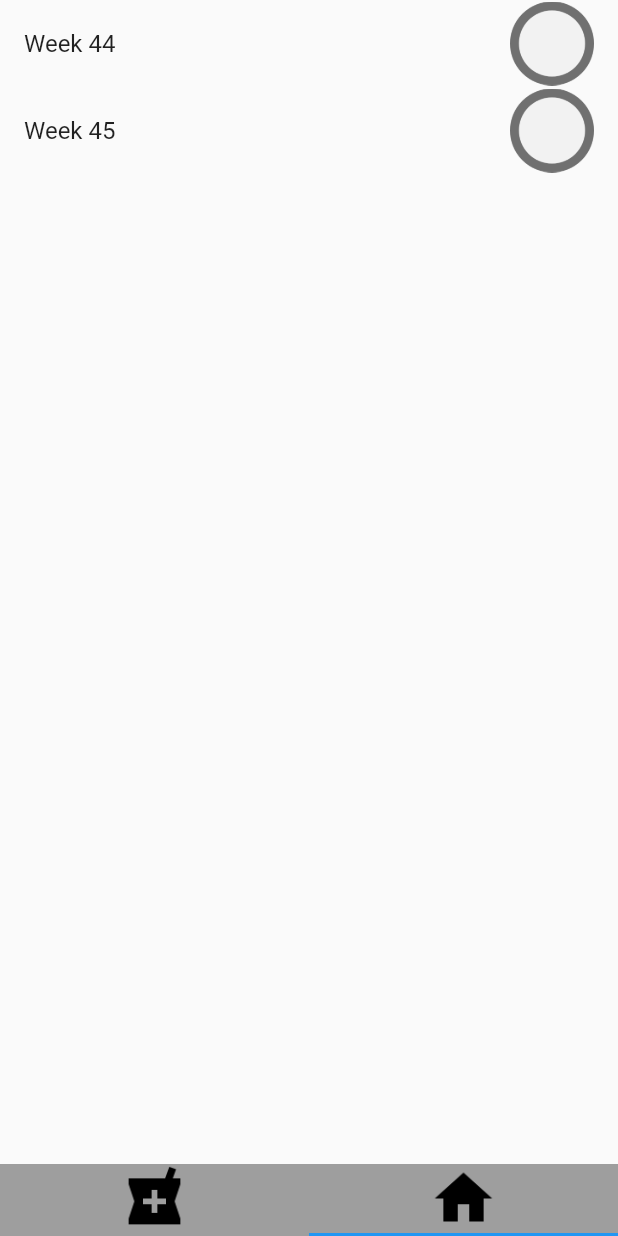
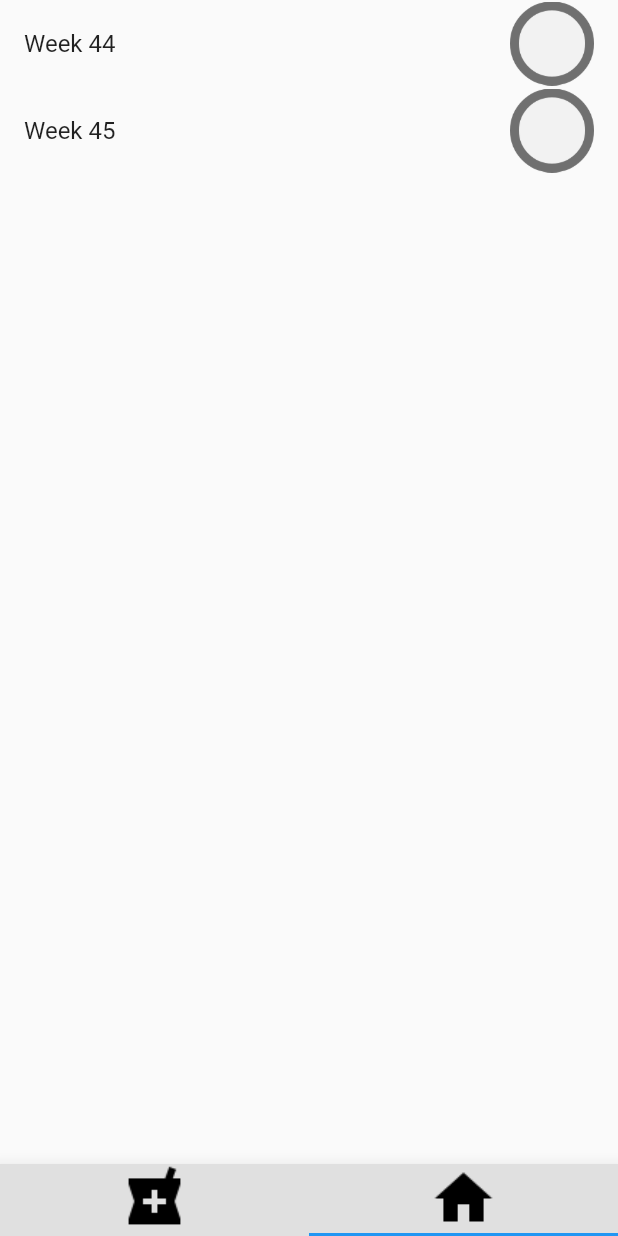
Before and after one commit to NYJvMuijlwijk/wolfpack_medicine_app, a Flutter app: the screen it shows after launch, tab 2 chosen, on a phone screen of 412 x 824 dp. Run offline on Flutter 3.47's test engine with Material 2 defaults, Android fonts, the light colour scheme and no system bars.

Commit message:
little bit of styling added

```diff
--- a/lib/data/AssetPaths.dart
+++ b/lib/data/AssetPaths.dart
@@ -1,14 +1,14 @@
 class AssetPaths {
   static const String _basePath = "assets/";
 
-  static String alarm = _basePath + "baseline_alarm_black_24pt_3x.png";
-  static String business = _basePath + "baseline_business_center_black_24pt_3x.png";
-  static String bookmark = _basePath + "baseline_class_black_24pt_3x.png";
-  static String breakfast = _basePath + "baseline_free_breakfast_black_24pt_3x.png";
-  static String home = _basePath + "baseline_home_black_24pt_3x.png";
-  static String pharmacy = _basePath + "baseline_local_pharmacy_black_24pt_3x.png";
+  static String alarm = _basePath + "baseline_alarm_black_24pt_2x.png";
+  static String business = _basePath + "baseline_business_center_black_24pt_2x.png";
+  static String bookmark = _basePath + "baseline_class_black_24pt_2x.png";
+  static String breakfast = _basePath + "baseline_free_breakfast_black_24pt_2x.png";
+  static String home = _basePath + "baseline_home_black_24pt_2x.png";
+  static String pharmacy = _basePath + "baseline_local_pharmacy_black_24pt_2x.png";
 
-  static String checkbox_empty = _basePath + "Ellipse 46@3x.png";
-  static String checkbox_white = _basePath + "Group 11@3x.png";
-  static String checkbox_green = _basePath + "Group 8@3x.png";
+  static String checkbox_empty = _basePath + "Ellipse 46@2x.png";
+  static String checkbox_white = _basePath + "Group 11@2x.png";
+  static String checkbox_green = _basePath + "Group 8@2x.png";
 }
--- /dev/null
+++ b/lib/frontend/weekly_medicine_view.dart
@@ -0,0 +1,120 @@
+import 'package:flutter/material.dart';
+import 'package:intl/intl.dart';
+import 'package:provider/src/provider.dart';
+import 'package:wolfpack_medicine_app/data/AssetPaths.dart';
+import 'package:wolfpack_medicine_app/data/MedicineDate.dart';
+import 'package:wolfpack_medicine_app/data/MedicineWeek.dart';
+import 'package:wolfpack_medicine_app/data/Moment.dart';
+
+class WeeklyMedicineView extends StatelessWidget {
+  /// Calculates number of weeks for a given year as per https://en.wikipedia.org/wiki/ISO_week_date#Weeks_per_year
+  int numOfWeeks(int year) {
+    DateTime dec28 = DateTime(year, 12, 28);
+    int dayOfDec28 = int.parse(DateFormat("D").format(dec28));
+    return ((dayOfDec28 - dec28.weekday + 10) / 7).floor();
+  }
+
+  /// Calculates week number from a date as per https://en.wikipedia.org/wiki/ISO_week_date#Calculation
+  int weekNumber(DateTime date) {
+    int dayOfYear = int.parse(DateFormat("D").format(date));
+    int woy = ((dayOfYear - date.weekday + 10) / 7).floor();
+    if (woy < 1) {
+      woy = numOfWeeks(date.year - 1);
+    } else if (woy > numOfWeeks(date.year)) {
+      woy = 1;
+    }
+    return woy;
+  }
+
+  List<MedicineWeek> datesToWeeks(List<MedicineDate> dates) {
+    dates.sort((a, b) => a.date.compareTo(b.date));
+    final lowestWeek = weekNumber(dates.first.date);
+    final lastWeek = weekNumber(dates.last.date);
+    final List<MedicineWeek> weeks = [];
+
+    for (var i = lowestWeek; i <= lastWeek; i++) {
+      final List<MedicineDate> mDates = [];
+
+      for (MedicineDate date in dates) {
+        final weekNr = weekNumber(date.date);
+        if (weekNr == i)
+          mDates.add(date);
+        else if (weekNr > i) break;
+      }
+
+      weeks.add(MedicineWeek(weekNr: i, dates: mDates));
+    }
+    return weeks;
+  }
+
+  @override
+  Widget build(BuildContext context) {
+    final dates = context.watch<List<MedicineDate>>();
+    final weeks = datesToWeeks(dates);
+
+    return ListView(
+      children: [
+        for (MedicineWeek week in weeks) _WeekItem(week: week),
+      ],
+    );
+  }
+}
+
+class _WeekItem extends StatelessWidget {
+  const _WeekItem({
+    Key? key,
+    required this.week,
+  }) : super(key: key);
+
+  final MedicineWeek week;
+
+  int totalMedicineCountOfWeek(MedicineWeek week) {
+    int totalMedicine = 0;
+
+    for (MedicineDate date in week.dates) {
+      for (Moment moment in date.moments) {
+        totalMedicine += moment.medicines.length;
+      }
+    }
+
+    return totalMedicine;
+  }
+
+  int medicineOfWeekComplete(MedicineWeek week) {
+    int medicineComplete = 0;
+
+    for (MedicineDate date in week.dates) {
+      for (Moment moment in date.moments) {
+        medicineComplete += moment.medicines.where((m) => m.taken).length;
+      }
+    }
+
+    return medicineComplete;
+  }
+
+  @override
+  Widget build(BuildContext context) {
+    return ExpansionTile(
+      title: Text("Week ${week.weekNr}"),
+      trailing: Image.asset(
+        week.dates.every((md) => md.moments.every((moment) => moment.medicines.every((medicine) => medicine.taken)))
+            ? AssetPaths.checkbox_white
+            : AssetPaths.checkbox_empty,
+      ),
+      children: [
+        ListTile(
+          title: Text("Dagen Compleet"),
+          subtitle: Text(
+            "${week.dates.where((mDate) => mDate.moments.every((moment) => moment.medicines.every((medicine) => medicine.taken))).length} / ${week.dates.length}",
+          ),
+        ),
+        ListTile(
+          title: Text("Medicijnen Compleet"),
+          subtitle: Text(
+            "${medicineOfWeekComplete(week)} / ${totalMedicineCountOfWeek(week)}",
+          ),
+        ),
+      ],
+    );
+  }
+}
--- a/lib/main.dart
+++ b/lib/main.dart
@@ -1,13 +1,11 @@
 import 'package:flutter/material.dart';
-import 'package:intl/intl.dart';
 import 'package:provider/provider.dart';
 
 import 'package:wolfpack_medicine_app/data/AssetPaths.dart';
-import 'package:wolfpack_medicine_app/data/Medicine.dart';
 import 'package:wolfpack_medicine_app/data/MedicineDate.dart';
-import 'package:wolfpack_medicine_app/data/MedicineWeek.dart';
-import 'package:wolfpack_medicine_app/data/Moment.dart';
 import 'package:wolfpack_medicine_app/data/MomentAPI.dart';
+import 'package:wolfpack_medicine_app/frontend/daily_medicine_view.dart';
+import 'package:wolfpack_medicine_app/frontend/weekly_medicine_view.dart';
 
 void main() {
   runApp(const MyApp());
@@ -39,223 +37,24 @@ class MyHomePage extends StatelessWidget {
       length: 2,
       initialIndex: 0,
       child: Scaffold(
-        bottomNavigationBar: Container(
-          color: Colors.grey,
+        bottomNavigationBar: Material(
+          color: Colors.grey[300],
+          elevation: 10,
           child: TabBar(
             tabs: [
-              Tab(
-                icon: Image.asset(AssetPaths.pharmacy),
-              ),
-              Tab(
-                icon: Image.asset(AssetPaths.home),
-              )
+              Tab(icon: Image.asset(AssetPaths.pharmacy)),
+              Tab(icon: Image.asset(AssetPaths.home)),
             ],
           ),
         ),
         body: Provider.value(
           value: dates,
           child: TabBarView(children: [
-            _DailyMedicineView(),
-            _WeeklyMedicineView(),
+            DailyMedicineView(),
+            WeeklyMedicineView(),
           ]),
         ),
       ),
     );
   }
 }
-
-class _DailyMedicineView extends StatelessWidget {
-  _DailyMedicineView({
-    Key? key,
-  }) : super(key: key);
-
-  final DateFormat dayFormat = new DateFormat("EEEE d MMMM");
-
-  @override
-  Widget build(BuildContext context) {
-    final dates = context.watch<List<MedicineDate>>();
-
-    return ListView(
-      children: [
-        for (MedicineDate date in dates) ...[
-          Text(
-            dayFormat.format(date.date),
-            style: Theme.of(context).textTheme.headline4,
-          ),
-          for (Moment moment in date.moments) _MomentItem(moment: moment),
-        ]
-      ],
-    );
-  }
-}
-
-class _MomentItem extends StatefulWidget {
-  final Moment moment;
-
-  const _MomentItem({
-    required this.moment,
-    Key? key,
-  }) : super(key: key);
-
-  @override
-  State<_MomentItem> createState() => _MomentItemState();
-}
-
-class _MomentItemState extends State<_MomentItem> {
-  final DateFormat timeFormat = new DateFormat.Hm();
-  late Moment moment;
-
-  @override
-  void initState() {
-    super.initState();
-
-    moment = widget.moment;
-  }
-
-  void ToggleAllMedicineTaken() {
-    final allTaken = moment.medicines.every((m) => m.taken);
-    for (Medicine medicine in moment.medicines) medicine.taken = !allTaken;
-    setState(() {});
-  }
-
-  void ToggleMedicineTaken(Medicine medicine) {
-    medicine.taken = !medicine.taken;
-    setState(() {});
-  }
-
-  @override
-  Widget build(BuildContext context) {
-    return ExpansionTile(
-      title: Text(moment.title),
-      subtitle: Text(timeFormat.format(moment.date)),
-      leading: Image.asset(moment.iconPath),
-      trailing: InkWell(
-        onTap: ToggleAllMedicineTaken,
-        child: Image.asset(moment.medicines.every((element) => element.taken) ? AssetPaths.checkbox_white : AssetPaths.checkbox_empty),
-      ),
-      children: moment.medicines
-          .map((m) => InkWell(
-                onTap: () => ToggleMedicineTaken(m),
-                child: ListTile(
-                  title: Text(m.name),
-                  subtitle: Text("Medicijn hoeveelheid"),
-                  trailing: Image.asset(m.taken ? AssetPaths.checkbox_green : AssetPaths.checkbox_empty),
-                ),
-              ))
-          .toList(),
-    );
-  }
-}
-
-class _WeeklyMedicineView extends StatelessWidget {
-  /// Calculates number of weeks for a given year as per https://en.wikipedia.org/wiki/ISO_week_date#Weeks_per_year
-  int numOfWeeks(int year) {
-    DateTime dec28 = DateTime(year, 12, 28);
-    int dayOfDec28 = int.parse(DateFormat("D").format(dec28));
-    return ((dayOfDec28 - dec28.weekday + 10) / 7).floor();
-  }
-
-  /// Calculates week number from a date as per https://en.wikipedia.org/wiki/ISO_week_date#Calculation
-  int weekNumber(DateTime date) {
-    int dayOfYear = int.parse(DateFormat("D").format(date));
-    int woy = ((dayOfYear - date.weekday + 10) / 7).floor();
-    if (woy < 1) {
-      woy = numOfWeeks(date.year - 1);
-    } else if (woy > numOfWeeks(date.year)) {
-      woy = 1;
-    }
-    return woy;
-  }
-
-  List<MedicineWeek> datesToWeeks(List<MedicineDate> dates) {
-    dates.sort((a, b) => a.date.compareTo(b.date));
-    final lowestWeek = weekNumber(dates.first.date);
-    final lastWeek = weekNumber(dates.last.date);
-    final List<MedicineWeek> weeks = [];
-
-    for (var i = lowestWeek; i <= lastWeek; i++) {
-      final List<MedicineDate> mDates = [];
-
-      for (MedicineDate date in dates) {
-        final weekNr = weekNumber(date.date);
-        if (weekNr == i)
-          mDates.add(date);
-        else if (weekNr > i) break;
-      }
-
-      weeks.add(MedicineWeek(weekNr: i, dates: mDates));
-    }
-    return weeks;
-  }
-
-  @override
-  Widget build(BuildContext context) {
-    final dates = context.watch<List<MedicineDate>>();
-    final weeks = datesToWeeks(dates);
-
-    return ListView(
-      children: [
-        for (MedicineWeek week in weeks) _WeekItem(week: week),
-      ],
-    );
-  }
-}
-
-class _WeekItem extends StatelessWidget {
-  const _WeekItem({
-    Key? key,
-    required this.week,
-  }) : super(key: key);
-
-  final MedicineWeek week;
-
-  int totalMedicineCountOfWeek(MedicineWeek week) {
-    int totalMedicine = 0;
-
-    for (MedicineDate date in week.dates) {
-      for (Moment moment in date.moments) {
-        totalMedicine += moment.medicines.length;
-      }
-    }
-
-    return totalMedicine;
-  }
-
-  int medicineOfWeekComplete(MedicineWeek week) {
-    int medicineComplete = 0;
-
-    for (MedicineDate date in week.dates) {
-      for (Moment moment in date.moments) {
-        medicineComplete += moment.medicines.where((m) => m.taken).length;
-      }
-    }
-
-    return medicineComplete;
-  }
-
-  @override
-  Widget build(BuildContext context) {
-    return ExpansionTile(
-      title: Text("Week ${week.weekNr}"),
-      trailing: Image.asset(
-        week.dates.every((md) => md.moments.every((moment) => moment.medicines.every((medicine) => medicine.taken)))
-            ? AssetPaths.checkbox_white
-            : AssetPaths.checkbox_empty,
-      ),
-      children: [
-        ListTile(
-          title: Text("Dagen Compleet"),
-          subtitle: Text(
-            "${week.dates.where((mDate) => mDate.moments.every((moment) => moment.medicines.every((medicine) => medicine.taken))).length} / ${week.dates.length}",
-          ),
-        ),
-        ListTile(
-          title: Text("Medicijnen Compleet"),
-          subtitle: Text(
-            "${medicineOfWeekComplete(week)} / ${totalMedicineCountOfWeek(week)}",
-          ),
-        ),
-      ],
-    );
-  }
-}
```
Also changed, not shown: lib/frontend/daily_medicine_view.dart (added, +104 -0 lines).
